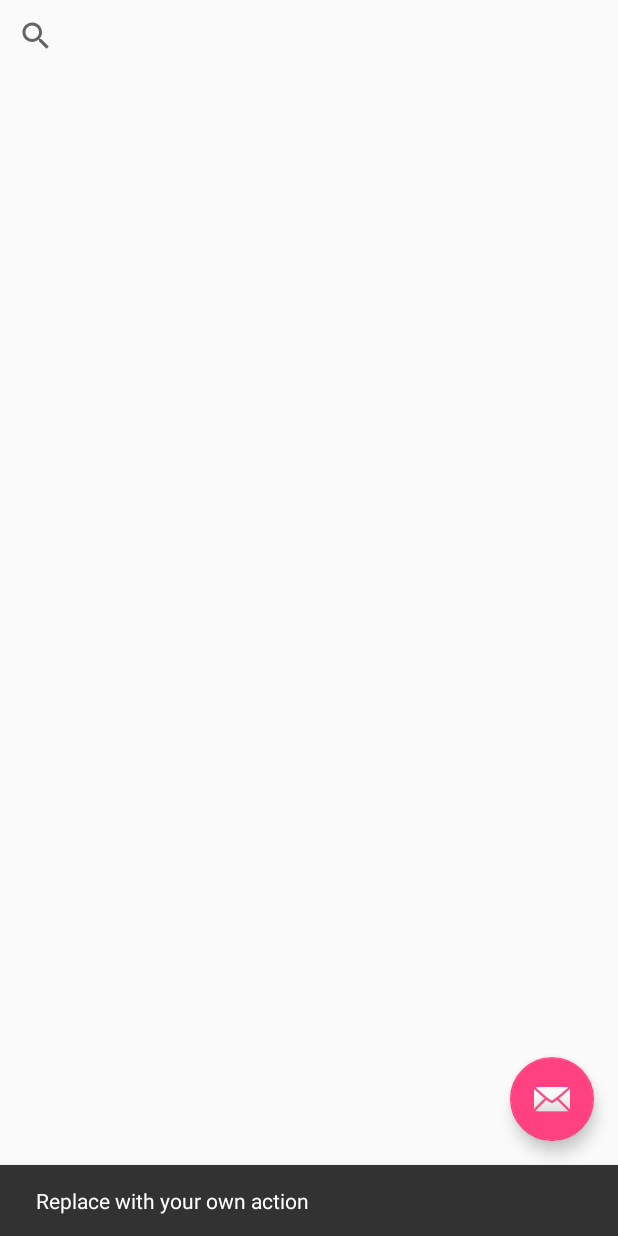
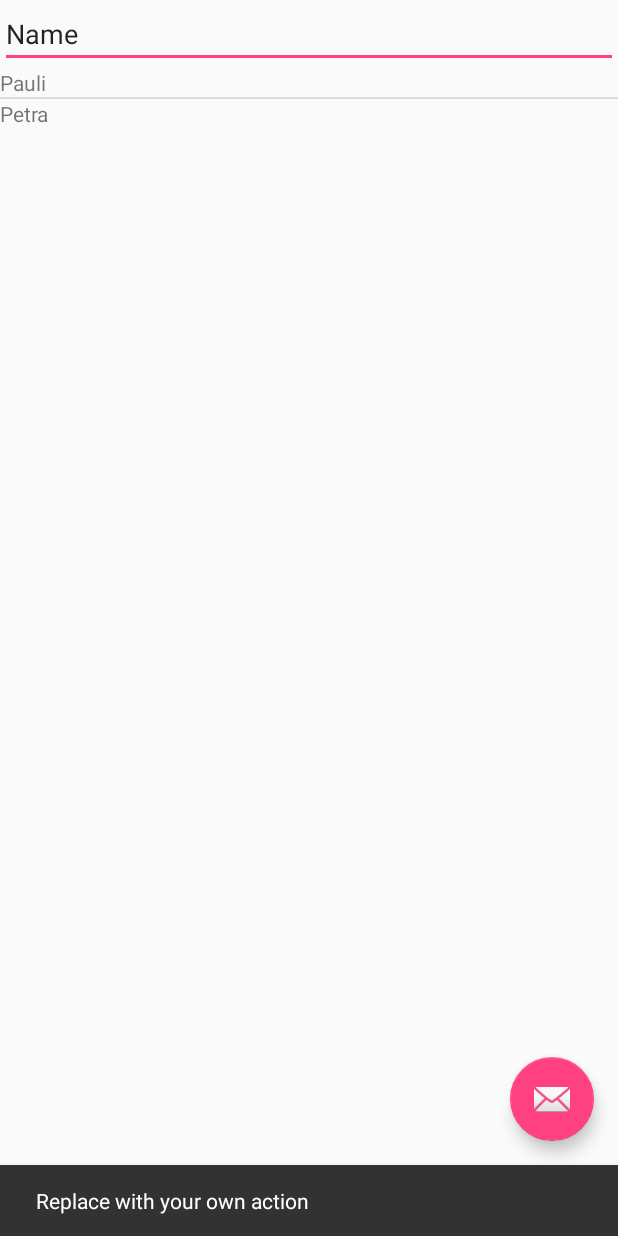
Before and after one commit to jfluri/Stutz, an Android app: the screen it shows after launch (StutzStart), after a tap on an icon or button, on a phone screen of 412 x 824 dp. Run offline under Robolectric (Android 15) with nearby library versions, the phone set to English and light mode, and no system bars.

Commit message:
added search text and result list

```diff
--- a/app/src/main/java/stutz/mobi/ch/stutz/StutzStart.kt
+++ b/app/src/main/java/stutz/mobi/ch/stutz/StutzStart.kt
@@ -3,6 +3,7 @@ package stutz.mobi.ch.stutz
 import android.os.Bundle
 import android.support.design.widget.Snackbar
 import android.support.v7.app.AppCompatActivity
+import android.widget.ArrayAdapter
 
 import kotlinx.android.synthetic.main.activity_stutz_start.*
 
@@ -12,6 +13,8 @@ class StutzStart : AppCompatActivity() {
         super.onCreate(savedInstanceState)
         setContentView(R.layout.activity_stutz_start)
 
+        person_suche_resultat.adapter = ArrayAdapter<String>(this, R.layout.person_suche_resultat_layout, R.id.gefundenePerson, mutableListOf("Pauli", "Petra"))
+
         fab.setOnClickListener { view ->
             Snackbar.make(view, "Replace with your own action", Snackbar.LENGTH_LONG)
                     .setAction("Action", null).show()
--- a/app/src/main/res/layout/activity_stutz_start.xml
+++ b/app/src/main/res/layout/activity_stutz_start.xml
@@ -21,8 +21,24 @@
         android:layout_margin="@dimen/fab_margin"
         app:srcCompat="@android:drawable/ic_dialog_email" />
 
-    <SearchView
+    <android.support.constraint.ConstraintLayout
         android:layout_width="match_parent"
-        android:layout_height="wrap_content" />
+        android:layout_height="wrap_content">
+
+        <EditText
+            android:id="@+id/editText"
+            android:layout_width="match_parent"
+            android:layout_height="wrap_content"
+            android:ems="10"
+            android:inputType="textPersonName"
+            android:text="Name" />
+
+        <ListView
+            android:id="@+id/person_suche_resultat"
+            android:layout_width="wrap_content"
+            android:layout_height="0dp"
+            app:layout_constraintStart_toStartOf="parent"
+            app:layout_constraintTop_toBottomOf="@+id/editText" />
+    </android.support.constraint.ConstraintLayout>
 
 </android.support.design.widget.CoordinatorLayout>
--- /dev/null
+++ b/app/src/main/res/layout/person_suche_resultat_layout.xml
@@ -0,0 +1,12 @@
+<?xml version="1.0" encoding="utf-8"?>
+<RelativeLayout xmlns:android="http://schemas.android.com/apk/res/android"
+    android:layout_width="match_parent"
+    android:layout_height="match_parent">
+
+    <TextView
+        android:id="@+id/gefundenePerson"
+        android:layout_width="wrap_content"
+        android:layout_height="wrap_content"
+        android:layout_centerInParent="true"
+        android:text="TextView" />
+</RelativeLayout>
--- a/app/src/main/res/xml/searchable.xml
+++ /dev/null
@@ -1,6 +0,0 @@
-<?xml version="1.0" encoding="utf-8"?>
-<searchable xmlns:android="http://schemas.android.com/apk/res/android"
-    android:label="Person suchen"
-    android:hint="Hilfesbedürftigen in der Region suchen" >
-
-</searchable>
```
Also changed, not shown: app/src/main/AndroidManifest.xml (+1 -6 lines), 2 other files.
